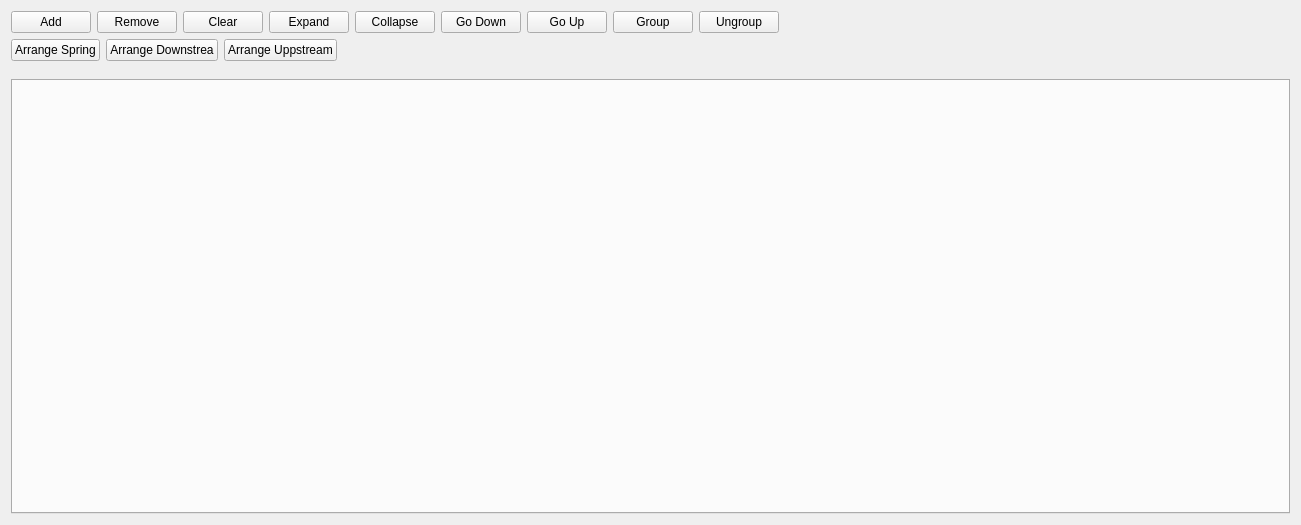
Qt form python/omtk/qt_widgets/widget_nodegraph/ui/nodegraph_widget.ui (renaudll/omtk) before a commit.
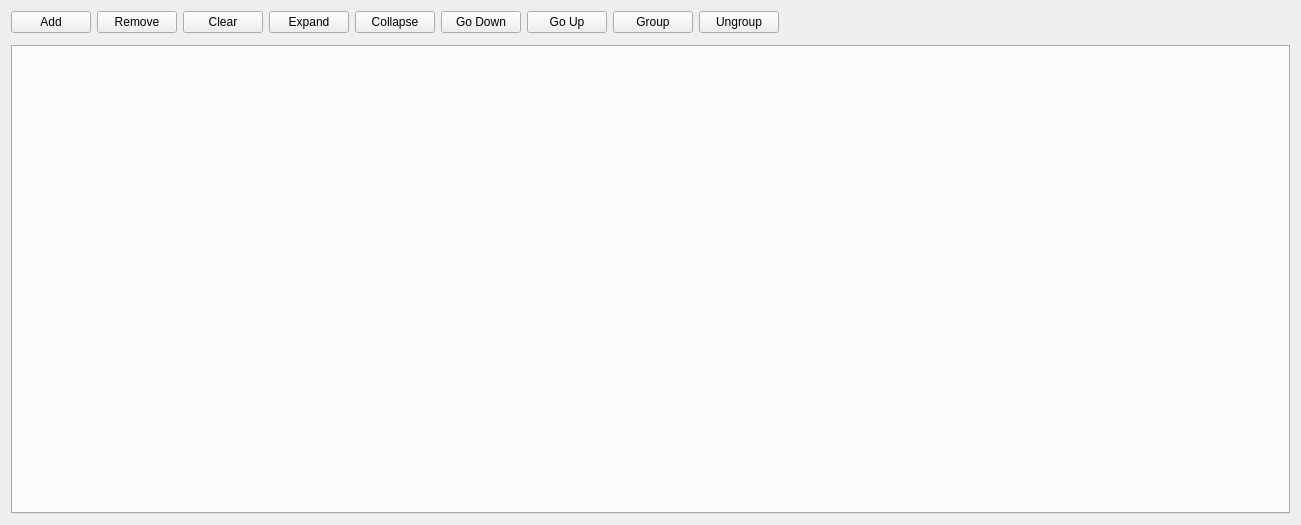
The same form after that commit. Custom widgets are drawn as their Qt base class.

Patch:
```diff
--- a/python/omtk/qt_widgets/widget_nodegraph/ui/nodegraph_widget.ui
+++ b/python/omtk/qt_widgets/widget_nodegraph/ui/nodegraph_widget.ui
@@ -133,6 +133,9 @@
        </property>
       </widget>
      </item>
+     <item>
+      <widget class="WidgetToolbar" name="widget_toolbar" native="true"/>
+     </item>
      <item>
       <spacer name="horizontalSpacer">
        <property name="orientation">
@@ -148,68 +151,9 @@
      </item>
     </layout>
    </item>
-   <item>
-    <layout class="QHBoxLayout" name="horizontalLayout_2">
-     <item>
-      <widget class="QPushButton" name="pushButton_arrange_spring">
-       <property name="sizePolicy">
-        <sizepolicy hsizetype="Minimum" vsizetype="Fixed">
-         <horstretch>0</horstretch>
-         <verstretch>0</verstretch>
-        </sizepolicy>
-       </property>
-       <property name="text">
-        <string>Arrange Spring</string>
-       </property>
-      </widget>
-     </item>
-     <item>
-      <widget class="QPushButton" name="pushButton_arrange_downstream">
-       <property name="sizePolicy">
-        <sizepolicy hsizetype="Minimum" vsizetype="Fixed">
-         <horstretch>0</horstretch>
-         <verstretch>0</verstretch>
-        </sizepolicy>
-       </property>
-       <property name="text">
-        <string>Arrange Downstrea</string>
-       </property>
-      </widget>
-     </item>
-     <item>
-      <widget class="QPushButton" name="pushButton_arrange_upstream">
-       <property name="sizePolicy">
-        <sizepolicy hsizetype="Minimum" vsizetype="Fixed">
-         <horstretch>0</horstretch>
-         <verstretch>0</verstretch>
-        </sizepolicy>
-       </property>
-       <property name="text">
-        <string>Arrange Uppstream</string>
-       </property>
-      </widget>
-     </item>
-     <item>
-      <spacer name="horizontalSpacer_2">
-       <property name="orientation">
-        <enum>Qt::Horizontal</enum>
-       </property>
-       <property name="sizeHint" stdset="0">
-        <size>
-         <width>40</width>
-         <height>20</height>
-        </size>
-       </property>
-      </spacer>
-     </item>
-    </layout>
-   </item>
    <item>
     <widget class="WidgetBreadcrumb" name="widget_breadcrumb" native="true"/>
    </item>
-   <item>
-    <widget class="WidgetToolbar" name="widget_toolbar" native="true"/>
-   </item>
    <item>
     <widget class="QTabWidget" name="tabWidget">
      <property name="currentIndex">
```
